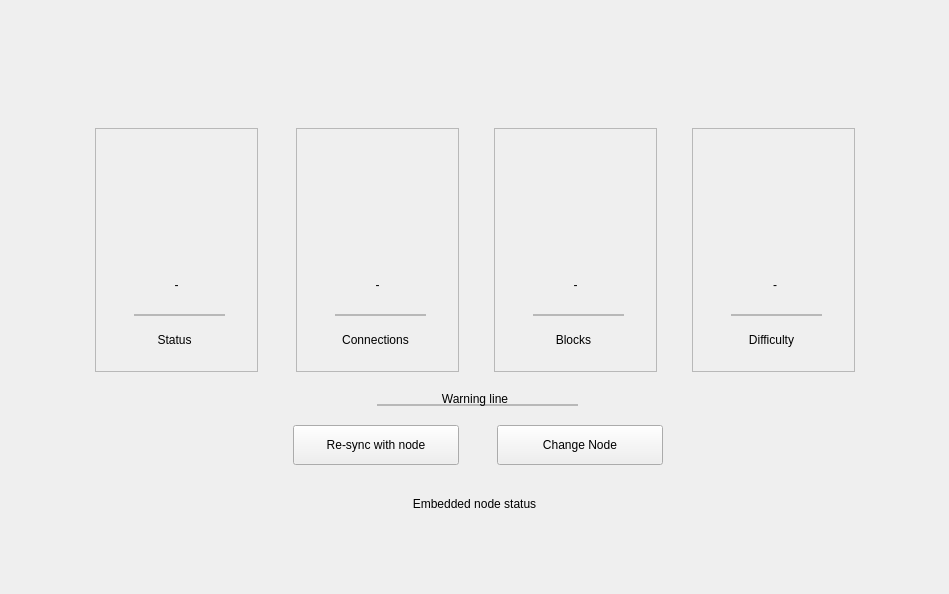
The window that windows/u_nodeinfo_w.ui (0xkobe/mwc-wallet) describes before a commit, drawn with Qt 5.
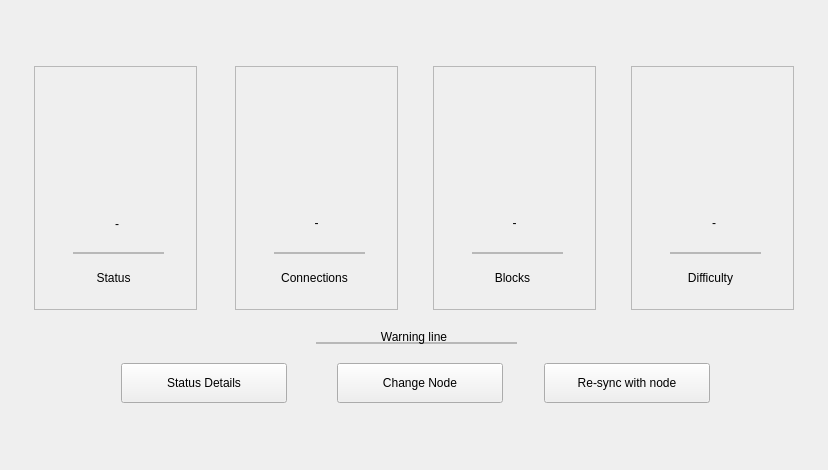
The same window after the commit. Icons and pictures are not drawn. Custom widgets are drawn as their Qt base class.

Commit message: embedded mwc-node. Change sync progress and logs visualisation

What changed in the file:
```diff
--- a/windows/u_nodeinfo_w.ui
+++ b/windows/u_nodeinfo_w.ui
@@ -6,8 +6,8 @@
    <rect>
     <x>0</x>
     <y>0</y>
-    <width>949</width>
-    <height>594</height>
+    <width>828</width>
+    <height>470</height>
    </rect>
   </property>
   <property name="windowTitle">
@@ -18,16 +18,16 @@
     <number>0</number>
    </property>
    <property name="leftMargin">
-    <number>1</number>
+    <number>10</number>
    </property>
    <property name="topMargin">
-    <number>1</number>
+    <number>10</number>
    </property>
    <property name="rightMargin">
-    <number>1</number>
+    <number>10</number>
    </property>
    <property name="bottomMargin">
-    <number>1</number>
+    <number>10</number>
    </property>
    <item>
     <spacer name="verticalSpacer_2">
@@ -37,7 +37,7 @@
      <property name="sizeHint" stdset="0">
       <size>
        <width>20</width>
-       <height>123</height>
+       <height>0</height>
       </size>
      </property>
     </spacer>
@@ -83,10 +83,10 @@
        <property name="frameShadow">
         <enum>QFrame::Raised</enum>
        </property>
-       <widget class="control::MwcPushButtonNormal" name="chnageNodeButton">
+       <widget class="control::MwcPushButtonNormal" name="changeNodeButton">
         <property name="geometry">
          <rect>
-          <x>405</x>
+          <x>306</x>
           <y>297</y>
           <width>166</width>
           <height>40</height>
@@ -231,10 +231,10 @@
         <widget class="control::MwcLabelLarge" name="statusInfo">
          <property name="geometry">
           <rect>
-           <x>30</x>
-           <y>144</y>
-           <width>103</width>
-           <height>25</height>
+           <x>9</x>
+           <y>132</y>
+           <width>148</width>
+           <height>52</height>
           </rect>
          </property>
          <property name="text">
@@ -243,6 +243,9 @@
          <property name="alignment">
           <set>Qt::AlignCenter</set>
          </property>
+         <property name="wordWrap">
+          <bool>true</bool>
+         </property>
         </widget>
         <widget class="control::MwcLine" name="frame_2">
          <property name="geometry">
@@ -363,7 +366,7 @@
        <widget class="control::MwcPushButtonNormal" name="refreshButton">
         <property name="geometry">
          <rect>
-          <x>201</x>
+          <x>513</x>
           <y>297</y>
           <width>166</width>
           <height>40</height>
@@ -506,6 +509,34 @@
          <bool>true</bool>
         </property>
        </widget>
+       <widget class="control::MwcPushButtonNormal" name="showLogsButton">
+        <property name="geometry">
+         <rect>
+          <x>90</x>
+          <y>297</y>
+          <width>166</width>
+          <height>40</height>
+         </rect>
+        </property>
+        <property name="minimumSize">
+         <size>
+          <width>0</width>
+          <height>40</height>
+         </size>
+        </property>
+        <property name="maximumSize">
+         <size>
+          <width>16777215</width>
+          <height>40</height>
+         </size>
+        </property>
+        <property name="toolTip">
+         <string>Re-sync your wallet with a full node. Please note, resync process will take time.</string>
+        </property>
+        <property name="text">
+         <string>Status Details</string>
+        </property>
+       </widget>
       </widget>
      </item>
      <item>
@@ -524,57 +555,17 @@
     </layout>
    </item>
    <item>
-    <widget class="QFrame" name="bottomPlaceholder">
-     <property name="frameShape">
-      <enum>QFrame::NoFrame</enum>
+    <spacer name="verticalSpacer">
+     <property name="orientation">
+      <enum>Qt::Vertical</enum>
      </property>
-     <property name="frameShadow">
-      <enum>QFrame::Raised</enum>
+     <property name="sizeHint" stdset="0">
+      <size>
+       <width>20</width>
+       <height>0</height>
+      </size>
      </property>
-     <layout class="QVBoxLayout" name="verticalLayout">
-      <property name="spacing">
-       <number>0</number>
-      </property>
-      <property name="leftMargin">
-       <number>20</number>
-      </property>
-      <property name="topMargin">
-       <number>30</number>
-      </property>
-      <property name="rightMargin">
-       <number>20</number>
-      </property>
-      <property name="bottomMargin">
-       <number>20</number>
-      </property>
-      <item>
-       <widget class="control::MwcLabelNormal" name="embeddedNodeStatus">
-        <property name="text">
-         <string>Embedded node status</string>
-        </property>
-        <property name="alignment">
-         <set>Qt::AlignCenter</set>
-        </property>
-        <property name="wordWrap">
-         <bool>true</bool>
-        </property>
-       </widget>
-      </item>
-      <item>
-       <spacer name="verticalSpacer">
-        <property name="orientation">
-         <enum>Qt::Vertical</enum>
-        </property>
-        <property name="sizeHint" stdset="0">
-         <size>
-          <width>20</width>
-          <height>56</height>
-         </size>
-        </property>
-       </spacer>
-      </item>
-     </layout>
-    </widget>
+    </spacer>
    </item>
   </layout>
  </widget>
@@ -589,17 +580,17 @@
    <extends>QLabel</extends>
    <header>control/MwcLabel.h</header>
   </customwidget>
-  <customwidget>
-   <class>control::MwcLine</class>
-   <extends>QFrame</extends>
-   <header>control/MwcFrameWithBorder.h</header>
-   <container>1</container>
-  </customwidget>
   <customwidget>
    <class>control::MwcLabelNormal</class>
    <extends>QLabel</extends>
    <header>control/MwcLabel.h</header>
   </customwidget>
+  <customwidget>
+   <class>control::MwcLine</class>
+   <extends>QFrame</extends>
+   <header>control/MwcFrameWithBorder.h</header>
+   <container>1</container>
+  </customwidget>
   <customwidget>
    <class>control::MwcFrameWithBorder</class>
    <extends>QFrame</extends>
```
Left out of the diff: 5 changed lines with no effect on the pictures. The commit also changes 13 other files.
